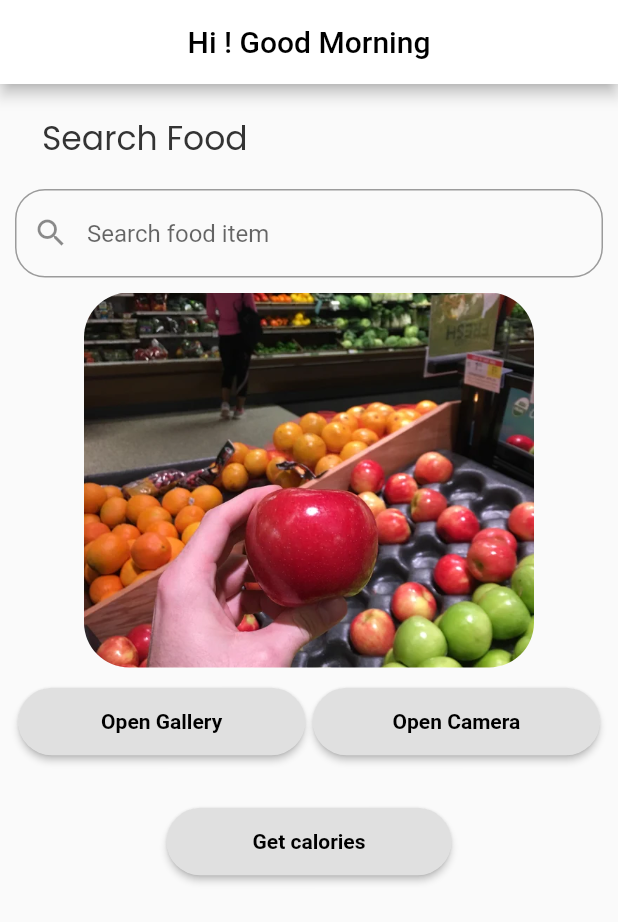
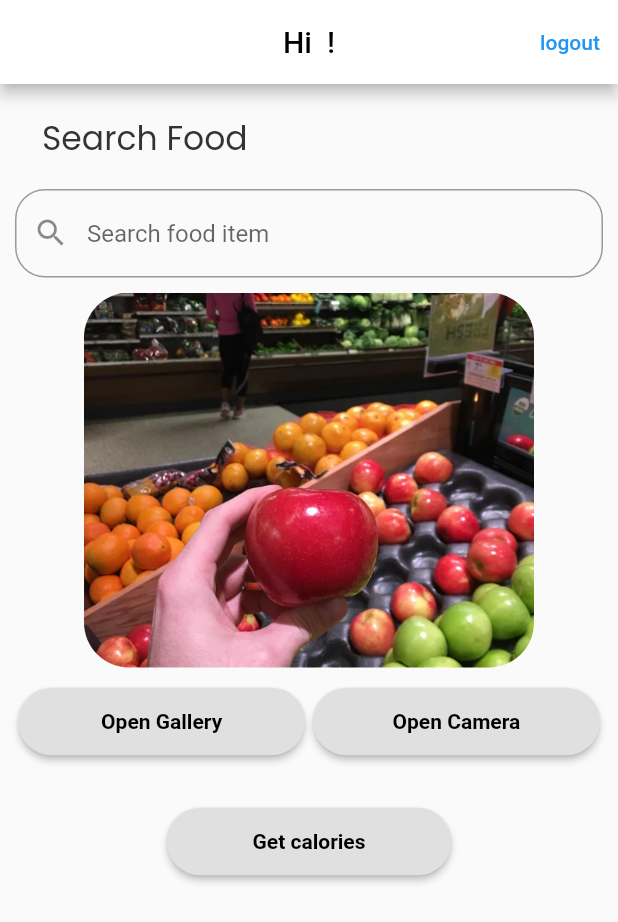
Before and after one commit to sakshamgarg/nutrient-calculator, a Flutter app: the screen it shows after launch, after a tap on "Sign In with Gmail", on a phone screen of 412 x 824 dp. Shown: the top 922 px of the screen. Run offline on Flutter 3.47's test engine with Material 2 defaults, Android fonts, the phone set to English and light mode, and no system bars; drawn by our look-alikes of flutter_typeahead; our stand-ins replace animated_splash_screen, charts_flutter, firebase_auth, firebase_core, flutter_svg, font_awesome_flutter and 4 more; missing offline and left inert: dart:ffi; accounts and stored records are empty; project files that could hold a hidden picture were left out.

Commit message:
Google sign in IOS+Android
Signed-off-by: sakshamgarg <sakshamgarg@nyu.edu>

```diff
--- /dev/null
+++ b/lib/google_sign_in.dart
@@ -0,0 +1,43 @@
+import 'package:firebase_auth/firebase_auth.dart';
+import 'package:flutter/material.dart';
+import 'package:google_sign_in/google_sign_in.dart';
+
+class GoogleSignInProvider{
+  final googleSignIn = GoogleSignIn();
+
+  GoogleSignInAccount? _user;
+
+  GoogleSignInAccount get user => _user!;
+
+  Future googleLogin() async{
+    try{
+      final googleUser = await googleSignIn.signIn();
+      if (googleUser == null) return;
+      _user = googleUser;
+      final googleAuth = await googleUser.authentication;
+
+      final credential = GoogleAuthProvider.credential(
+          accessToken: googleAuth.accessToken,
+          idToken: googleAuth.idToken
+      );
+
+      await FirebaseAuth.instance.signInWithCredential(credential);
+
+    } on FirebaseAuthException catch (e){
+      print(e.message);
+      throw e;
+    }
+
+    // notifyListeners();
+  }
+
+  Future logout() async{
+    await googleSignIn.disconnect();
+    FirebaseAuth.instance.signOut();
+  }
+
+  Future getCurrentUser() async{
+
+
+  }
+}
--- a/lib/home.dart
+++ b/lib/home.dart
@@ -1,10 +1,13 @@
 import 'dart:io';
 
+import 'package:firebase_auth/firebase_auth.dart';
 import 'package:flutter/material.dart';
 import 'package:flutter/services.dart';
 import 'package:flutter_typeahead/flutter_typeahead.dart';
 import 'package:google_fonts/google_fonts.dart';
 import 'package:image_picker/image_picker.dart';
+import 'package:nutrient_calculator/google_sign_in.dart';
+import 'package:nutrient_calculator/login.dart';
 import 'package:path_provider/path_provider.dart';
 import 'package:path/path.dart';
 import 'package:nutrient_calculator/autocomplete_api.dart';
@@ -71,16 +74,28 @@ class _MyHomePageState extends State<MyHomePage> {
 
   @override
   Widget build(BuildContext context){
+
+    final currUser = FirebaseAuth.instance.currentUser!;
     return Scaffold(
       appBar: AppBar(
         title: Text(
-            'Hi ! Good Morning',
+          'Hi ' + currUser.displayName! +' !',
           style: TextStyle(
             color: Colors.black,
           ),
         ),
         centerTitle: true,
         backgroundColor: Colors.white,
+        actions: [
+          TextButton(
+              onPressed: () async {
+                await GoogleSignInProvider().logout();
+                Navigator.push(context,
+                  MaterialPageRoute(builder: (context) => LoginPage())
+                    );
+              },
+              child: Text('logout'))
+        ],
       ),
       body: Center(
         child: Column(
--- a/lib/login.dart
+++ b/lib/login.dart
@@ -1,8 +1,11 @@
 import 'dart:io';
 import 'package:flutter/material.dart';
 import 'package:flutter/services.dart';
+import 'package:font_awesome_flutter/font_awesome_flutter.dart';
 import 'package:google_fonts/google_fonts.dart';
+import 'package:nutrient_calculator/google_sign_in.dart';
 import 'package:nutrient_calculator/home.dart';
+import 'package:provider/provider.dart';
 
 class LoginPage extends StatefulWidget {
   const LoginPage({Key? key}) : super(key: key);
@@ -64,20 +67,28 @@ class _LoginPageState extends State<LoginPage> {
                         Padding(
                           padding: const EdgeInsets.only(top: 188.0),
                           child: Center(
-                      child: ElevatedButton(
-                        child: Text(
+                            child: ElevatedButton.icon(
+                              label: Text(
                                 'Sign In with Gmail',
                                 style: TextStyle(
                                   fontSize: 18,
                                   color: Colors.black,
                                 ),
                               ),
+                              icon: FaIcon(
+                                FontAwesomeIcons.google,
+                                color: Colors.black,
+                              ),
                               style: ElevatedButton.styleFrom(
                                 shape: StadiumBorder(),
                                 primary: Colors.yellow[400],
                                 minimumSize: Size(190, 45),
                               ),
-                        onPressed: () {
+                              onPressed: () async {
+                                await GoogleSignInProvider().googleLogin();
+                                // final provider =
+                                // Provider.of<GoogleSignInProvider>(context, listen: false);
+                                // provider.googleLogin();
                                 Navigator.push(
                                   context,
                                   MaterialPageRoute(builder:
@@ -97,5 +108,6 @@ class _LoginPageState extends State<LoginPage> {
               ),
             ),
           );
+
   }
 }
--- a/lib/main.dart
+++ b/lib/main.dart
@@ -4,10 +4,13 @@ import 'package:nutrient_calculator/splash.dart';
 import 'package:flutter/material.dart';
 import 'package:flutter_svg/svg.dart';
 import 'dart:io';
+import 'package:firebase_core/firebase_core.dart';
 
 import 'login.dart';
 
-void main() {
+void main() async {
+  WidgetsFlutterBinding.ensureInitialized();
+  await Firebase.initializeApp();
   runApp(const MyApp());
 }
 
@@ -42,7 +45,7 @@ class MyApp extends StatelessWidget {
             ),
             const Text('Nutrient Calculator',
                 style: TextStyle(
-                  fontSize: 40,
+                  fontSize: 36 ,
                   fontWeight: FontWeight.bold,
                   color: Colors.purple
             ),)
```
Also changed, not shown: pubspec.yaml (+10 -0 lines), pubspec.lock, 9 other files. Lines whose indentation alone changed are shown as unchanged.
